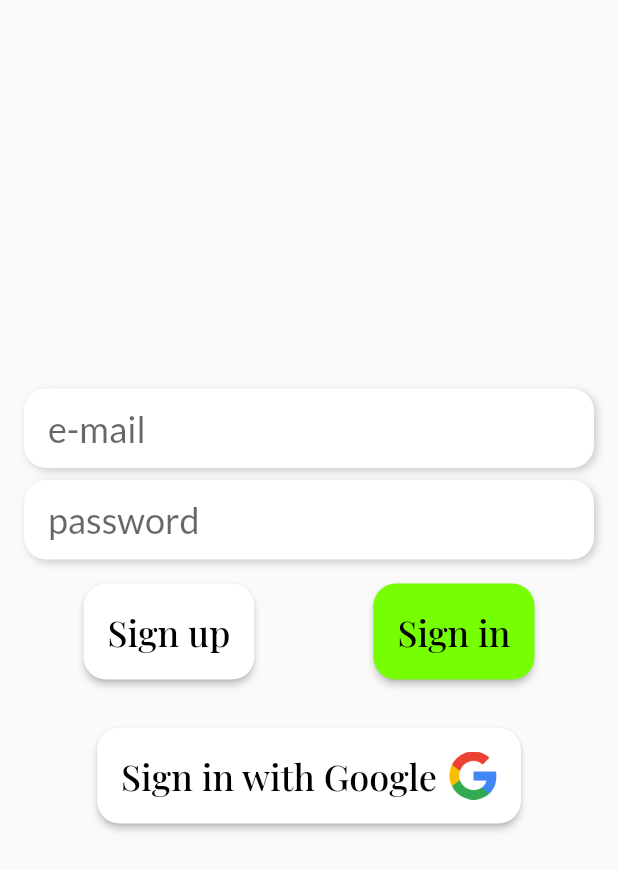
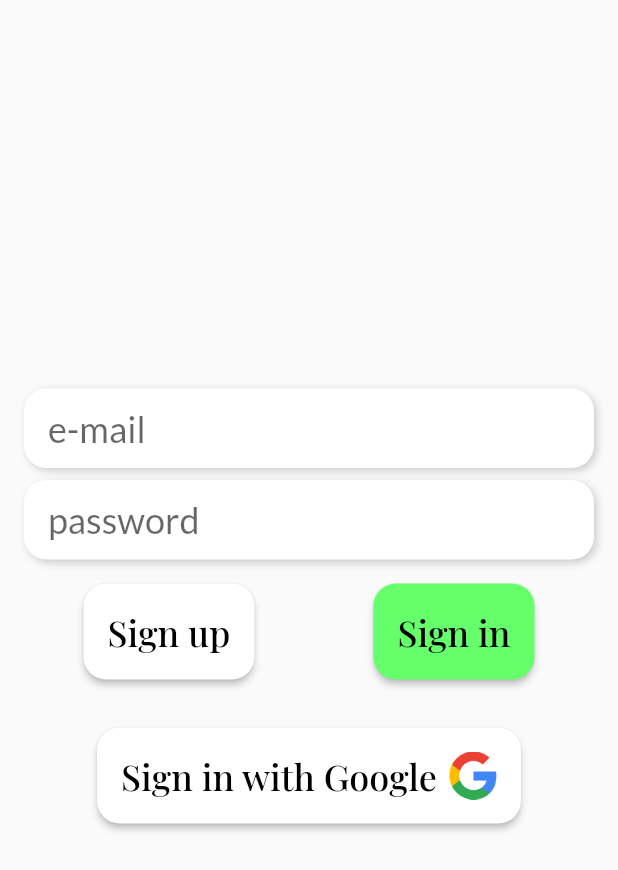
Before and after one commit to agatiks/month_tracker, a Flutter app: the screen it shows after launch, on a phone screen of 412 x 824 dp. Shown: the top 870 px of the screen. Run offline on Flutter 3.47's test engine with Material 2 defaults, Android fonts, the phone set to English and light mode, and no system bars; our stand-ins replace firebase_auth, firebase_core, flutter_redux, google_fonts, redux; missing offline and left inert: dart:ffi; accounts and stored records are empty.

```diff
--- a/lib/design_values.dart
+++ b/lib/design_values.dart
@@ -50,7 +50,7 @@ class DesignValues {
     color: color,
   );
 
-  static const mainColor = Color(0xff76ff03);
+  static const mainColor = Color(0xff65FF6C);
   static const detailColor = Color(0x00f9f9f9);
   static const radius = 15.0;
   static const size = 50.0;
```
Also changed, not shown: pubspec.yaml (+7 -1 lines), assets/icon/icon.png (added), assets/icon/icon2.png (added), assets/icon/icon3.png (added), assets/icon/icon4.png (added), assets/icon/icon6.png (added), pubspec.lock, 24 other files.
